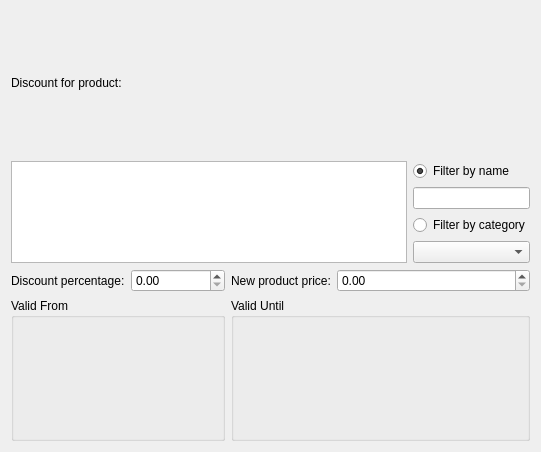
This is iotstock/src/ui/editpromo_widget.ui in hiramvillarreal/iotpos as Qt 5 draws it before an edit. The edited form follows.
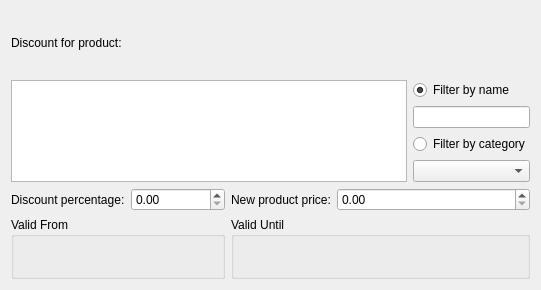
This is the edited form. Custom widgets are drawn as their Qt base class.

What changed in the file:
```diff
--- a/iotstock/src/ui/editpromo_widget.ui
+++ b/iotstock/src/ui/editpromo_widget.ui
@@ -1,12 +1,12 @@
 <ui version="4.0" >
  <class>promoEditor</class>
- <widget class="QWidget" name="promoEditor" >
-  <property name="geometry" >
+ <widget class="QWidget" name="promoEditor">
+  <property name="geometry">
    <rect>
     <x>0</x>
     <y>0</y>
     <width>541</width>
-    <height>452</height>
+    <height>290</height>
    </rect>
   </property>
   <property name="sizePolicy" >
```
Left out of the diff: 144 changed lines with no effect on the pictures.
